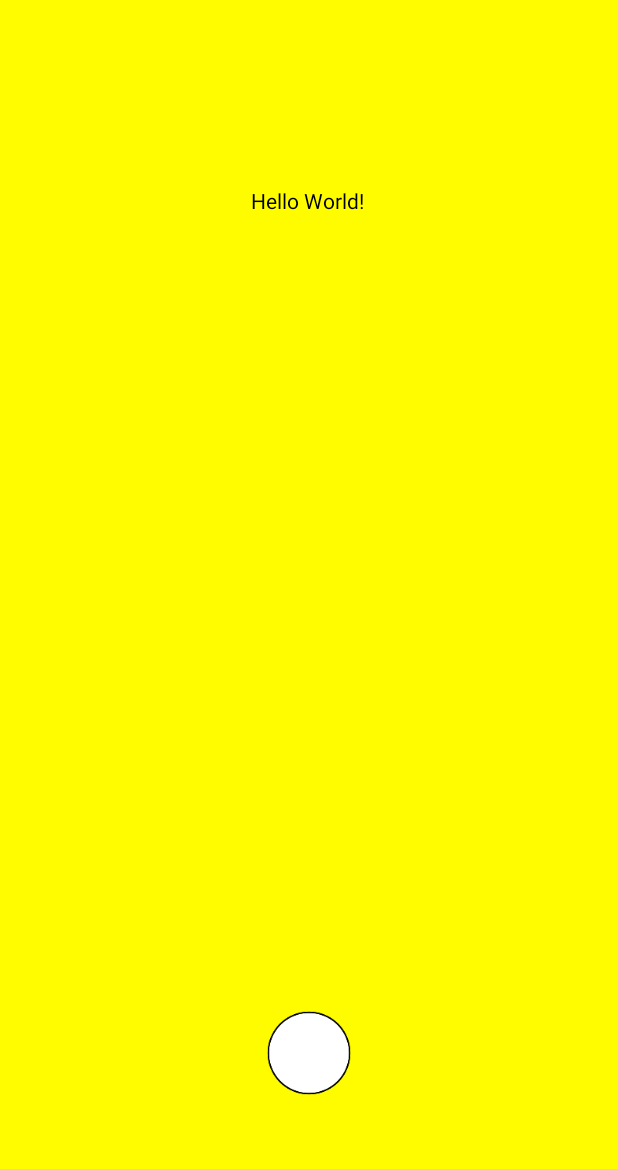
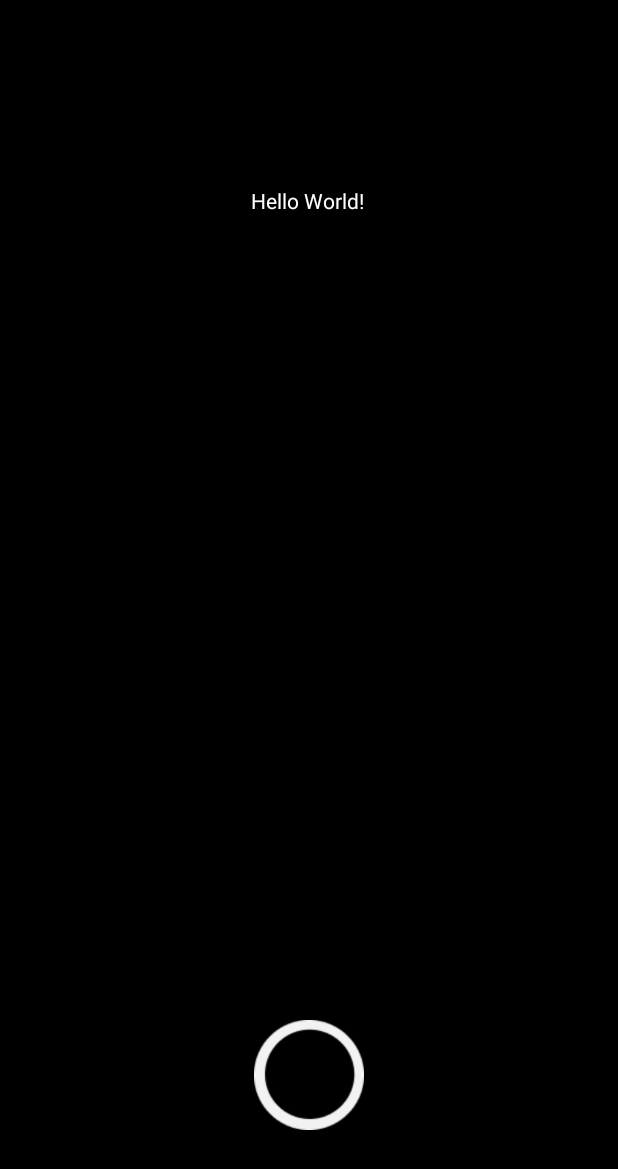
Before and after one commit to wlam98/AndroidApp, an Android app: the screen it shows after launch (MainActivity), on a phone screen of 412 x 824 dp. Shown: the top 1169 px of the screen. Run offline under Robolectric (Android 15) with nearby library versions, the phone set to English and light mode, and no system bars.

Commit message:
Changed capture button image to transparent one

```diff
--- a/NotSnap/app/src/main/res/layout/activity_main.xml
+++ b/NotSnap/app/src/main/res/layout/activity_main.xml
@@ -4,7 +4,7 @@
     xmlns:tools="http://schemas.android.com/tools"
     android:layout_width="match_parent"
     android:layout_height="match_parent"
-    android:background="@color/yellow"
+    android:background="@color/black"
     tools:context=".MainActivity">
 
     <TextView
@@ -12,7 +12,7 @@
         android:layout_width="wrap_content"
         android:layout_height="wrap_content"
         android:text="Hello World!"
-        android:textColor="@color/black"
+        android:textColor="@color/white"
         app:layout_constraintBottom_toBottomOf="parent"
         app:layout_constraintHorizontal_bias="0.498"
         app:layout_constraintLeft_toLeftOf="parent"
@@ -22,14 +22,14 @@
 
     <ImageView
         android:id="@+id/captureButton"
-        android:layout_width="101dp"
-        android:layout_height="84dp"
+        android:layout_width="85dp"
+        android:layout_height="73dp"
         android:onClick="captureButtonHandler"
         app:layout_constraintBottom_toBottomOf="parent"
         app:layout_constraintEnd_toEndOf="parent"
         app:layout_constraintStart_toStartOf="parent"
         app:layout_constraintTop_toTopOf="parent"
-        app:layout_constraintVertical_bias="0.892"
-        app:srcCompat="@mipmap/camera_icon_foreground" />
+        app:layout_constraintVertical_bias="0.906"
+        app:srcCompat="@drawable/transparent_camera_button" />
 
 </androidx.constraintlayout.widget.ConstraintLayout>
```
Also changed, not shown: NotSnap/app/src/main/res/drawable-anydpi/camera_icon_v2.xml (added, +11 -0 lines), NotSnap/app/src/main/res/drawable-anydpi/camera_icon_v3.xml (added, +14 -0 lines), NotSnap/app/src/main/res/drawable-hdpi/camera_icon_v2.png (added), NotSnap/app/src/main/res/drawable-hdpi/camera_icon_v3.png (added), NotSnap/app/src/main/res/drawable-mdpi/camera_icon_v2.png (added), NotSnap/app/src/main/res/drawable-mdpi/camera_icon_v3.png (added), NotSnap/app/src/main/res/drawable-xhdpi/camera_icon_v2.png (added), NotSnap/app/src/main/res/drawable-xhdpi/camera_icon_v3.png (added), NotSnap/app/src/main/res/drawable-xxhdpi/camera_icon_v2.png (added), NotSnap/app/src/main/res/drawable-xxhdpi/camera_icon_v3.png (added), NotSnap/app/src/main/res/drawable/transparent_camera_button.png (added).
